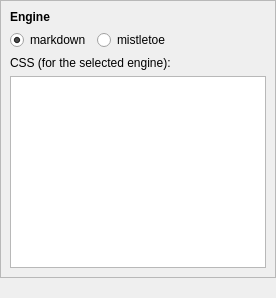
Above: packages/rehuco-agent/src/rehuco_agent/settings/ui/descriptions_page.ui from borco/rehuco before the change. Below: the same form after it.
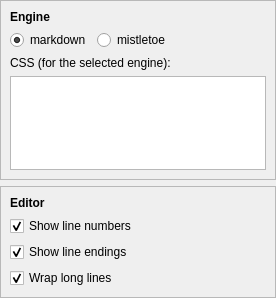
That is the form after the change.

Commit message: refs #69: feat: description editor settings, live-propagated to every open editor

```diff
--- a/packages/rehuco-agent/src/rehuco_agent/settings/ui/descriptions_page.ui
+++ b/packages/rehuco-agent/src/rehuco_agent/settings/ui/descriptions_page.ui
@@ -97,6 +97,60 @@
      </layout>
     </widget>
    </item>
+   <item>
+    <widget class="QFrame" name="editor_frame">
+     <property name="frameShape">
+      <enum>QFrame::Shape::StyledPanel</enum>
+     </property>
+     <property name="frameShadow">
+      <enum>QFrame::Shadow::Raised</enum>
+     </property>
+     <layout class="QVBoxLayout" name="editor_frame_layout">
+      <item>
+       <widget class="QLabel" name="editor_frame_label">
+        <property name="font">
+         <font>
+          <bold>true</bold>
+         </font>
+        </property>
+        <property name="text">
+         <string>Editor</string>
+        </property>
+       </widget>
+      </item>
+      <item>
+       <widget class="QCheckBox" name="line_numbers_check_box">
+        <property name="text">
+         <string>Show line numbers</string>
+        </property>
+        <property name="checked">
+         <bool>true</bool>
+        </property>
+       </widget>
+      </item>
+      <item>
+       <widget class="QCheckBox" name="line_endings_check_box">
+        <property name="text">
+         <string>Show line endings</string>
+        </property>
+        <property name="checked">
+         <bool>true</bool>
+        </property>
+       </widget>
+      </item>
+      <item>
+       <widget class="QCheckBox" name="wrap_long_lines_check_box">
+        <property name="text">
+         <string>Wrap long lines</string>
+        </property>
+        <property name="checked">
+         <bool>true</bool>
+        </property>
+       </widget>
+      </item>
+     </layout>
+    </widget>
+   </item>
    <item>
     <spacer name="bottom_spacer">
      <property name="orientation">
```
The commit also changes 11 other files.
